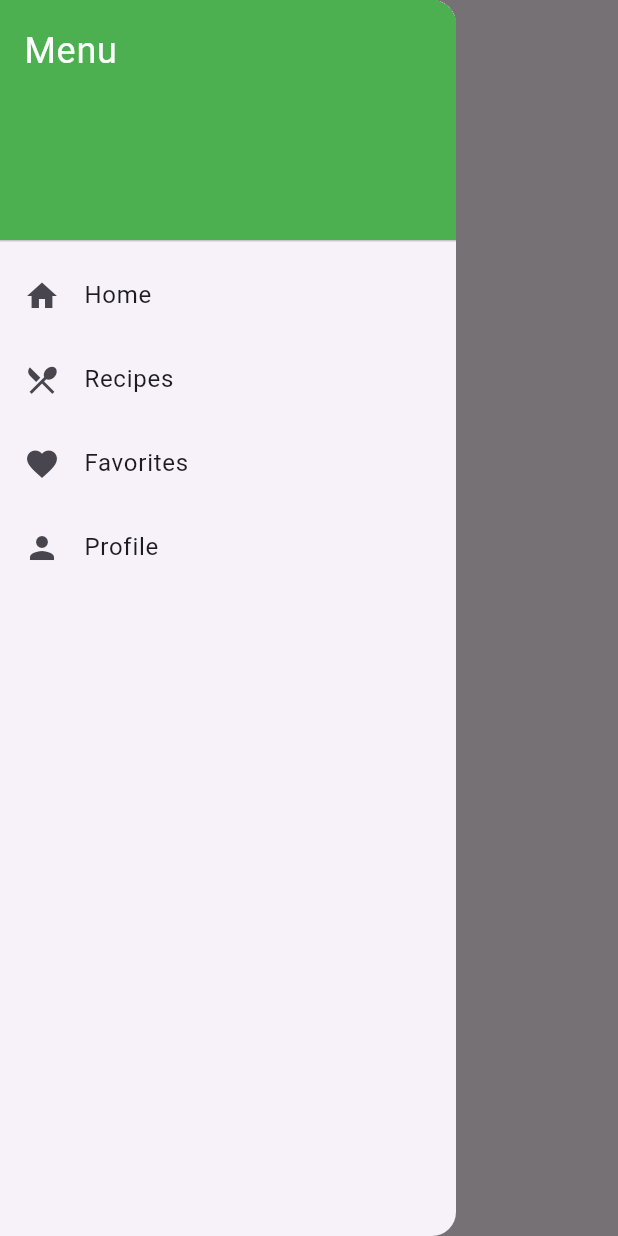
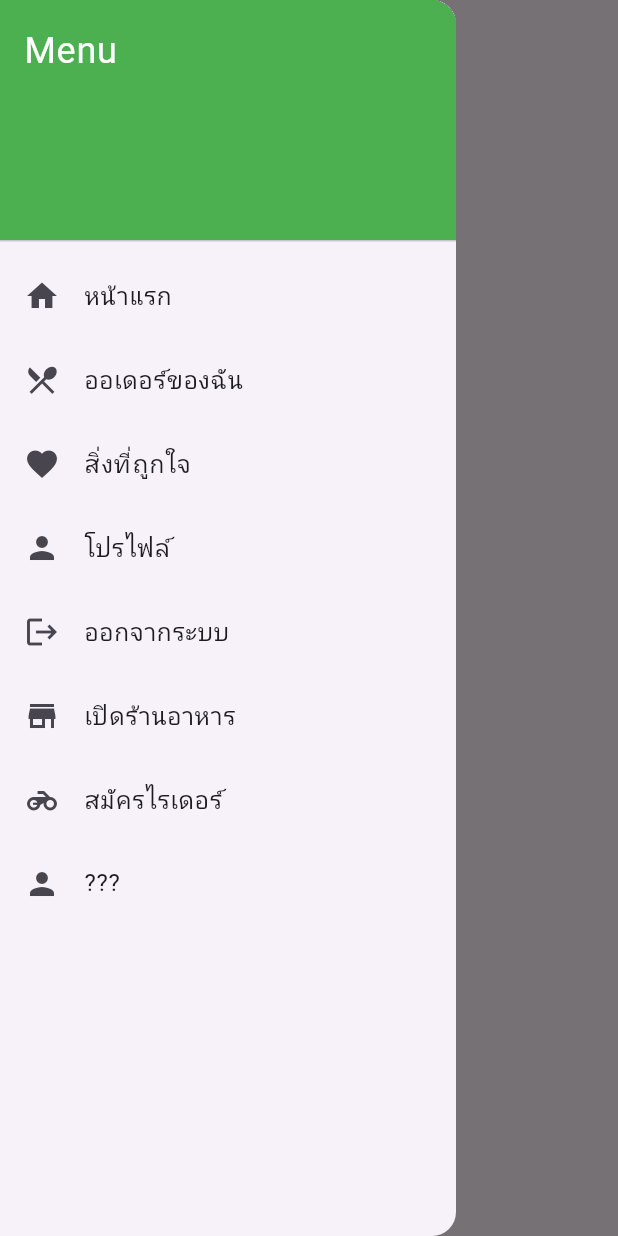
Before and after one commit to callmeohmnaja/Seafood_Main_App_Dev, a Flutter app: the HomePage screen opened directly, with the side drawer open, on a phone screen of 412 x 824 dp. Run offline on Flutter 3.47's test engine with Material 3 defaults, Android fonts, the phone set to English and light mode, and no system bars; our stand-ins replace curved_navigation_bar, firebase_auth, firebase_core, fluttertoast, form_field_validator; accounts and stored records are empty.

Commit message:
commit ux/ui

```diff
--- a/lib/screen/home.dart
+++ b/lib/screen/home.dart
@@ -6,7 +6,7 @@ class HomeScreen extends StatelessWidget {
   @override
   Widget build(BuildContext context) {
     return Scaffold(
-      appBar: AppBar(title: Text('Register & Login with Firebase')),
+      appBar: AppBar(title: Text('Register & Login')),
       body: Padding(
         padding: const EdgeInsets.all(10.0),
         child: SingleChildScrollView(
--- a/lib/screen/home_page.dart
+++ b/lib/screen/home_page.dart
@@ -1,4 +1,5 @@
 import 'package:flutter/material.dart';
+import 'package:seafood_app/screen/home.dart';
 import 'package:seafood_app/screen/profile.dart';
 import 'recipes_page.dart';
 import 'favorites_page.dart';
@@ -28,14 +29,14 @@ class HomePage extends StatelessWidget {
             ),
             ListTile(
               leading: Icon(Icons.home),
-              title: Text('Home'),
+              title: Text('หน้าแรก'),
               onTap: () {
                 Navigator.pop(context);
               },
             ),
             ListTile(
               leading: Icon(Icons.restaurant_menu),
-              title: Text('Recipes'),
+              title: Text('ออเดอร์ของฉัน'),
               onTap: () {
                 Navigator.pop(context);
                 Navigator.push(
@@ -46,7 +47,7 @@ class HomePage extends StatelessWidget {
             ),
             ListTile(
               leading: Icon(Icons.favorite),
-              title: Text('Favorites'),
+              title: Text('สิ่งที่ถูกใจ'),
               onTap: () {
                 Navigator.pop(context);
                 Navigator.push(
@@ -57,7 +58,51 @@ class HomePage extends StatelessWidget {
             ),
             ListTile(
               leading: Icon(Icons.person),
-              title: Text('Profile'),
+              title: Text('โปรไฟล์'),
+              onTap: () {
+                Navigator.pop(context);
+                Navigator.push(
+                  context,
+                  MaterialPageRoute(builder: (context) => ProfilePage()),
+                );
+              },
+            ),
+            ListTile(
+              leading: Icon(Icons.logout),
+              title: Text('ออกจากระบบ'),
+              onTap: () {
+                Navigator.pop(context);
+                Navigator.push(
+                  context,
+                  MaterialPageRoute(builder: (context) => HomeScreen()), //แก้ให้กลับไปหน้าหลัก
+                );
+              },
+            ),
+            ListTile(
+              leading: Icon(Icons.store),
+              title: Text('เปิดร้านอาหาร'),
+              onTap: () {
+                Navigator.pop(context);
+                Navigator.push(
+                  context,
+                  MaterialPageRoute(builder: (context) => ProfilePage()),
+                );
+              },
+            ),
+            ListTile(
+              leading: Icon(Icons.motorcycle),
+              title: Text('สมัครไรเดอร์'),
+              onTap: () {
+                Navigator.pop(context);
+                Navigator.push(
+                  context,
+                  MaterialPageRoute(builder: (context) => ProfilePage()),
+                );
+              },
+            ),
+            ListTile(
+              leading: Icon(Icons.person),
+              title: Text('???'),
               onTap: () {
                 Navigator.pop(context);
                 Navigator.push(
@@ -68,7 +113,9 @@ class HomePage extends StatelessWidget {
             ),
           ],
         ),
+
       ),
+
       body: Center(
         child: Text('Home Page Content'),
       ),
--- a/pubspec.yaml
+++ b/pubspec.yaml
@@ -65,7 +65,7 @@ flutter:
 
   # To add assets to your application, add an assets section, like this:
   # assets:
-  #   - images/a_dot_burr.jpeg
+    # - images/a_dot_burr.jpeg
   #   - images/a_dot_ham.jpeg
 
   # An image asset can refer to one or more resolution-specific "variants", see
```
